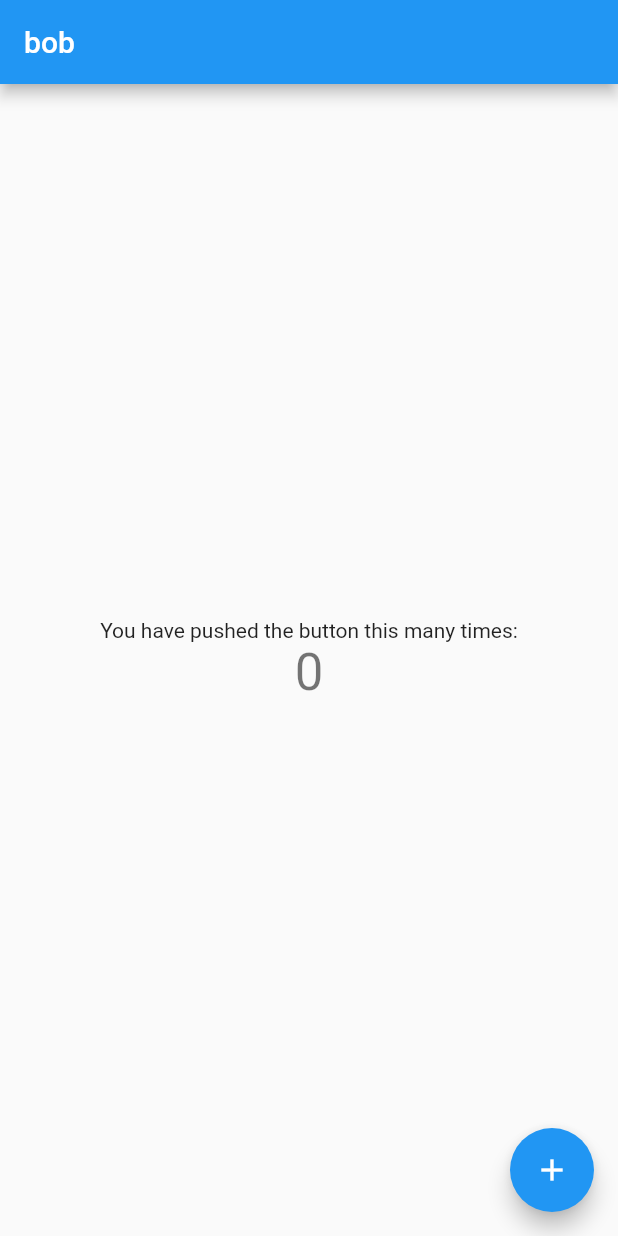
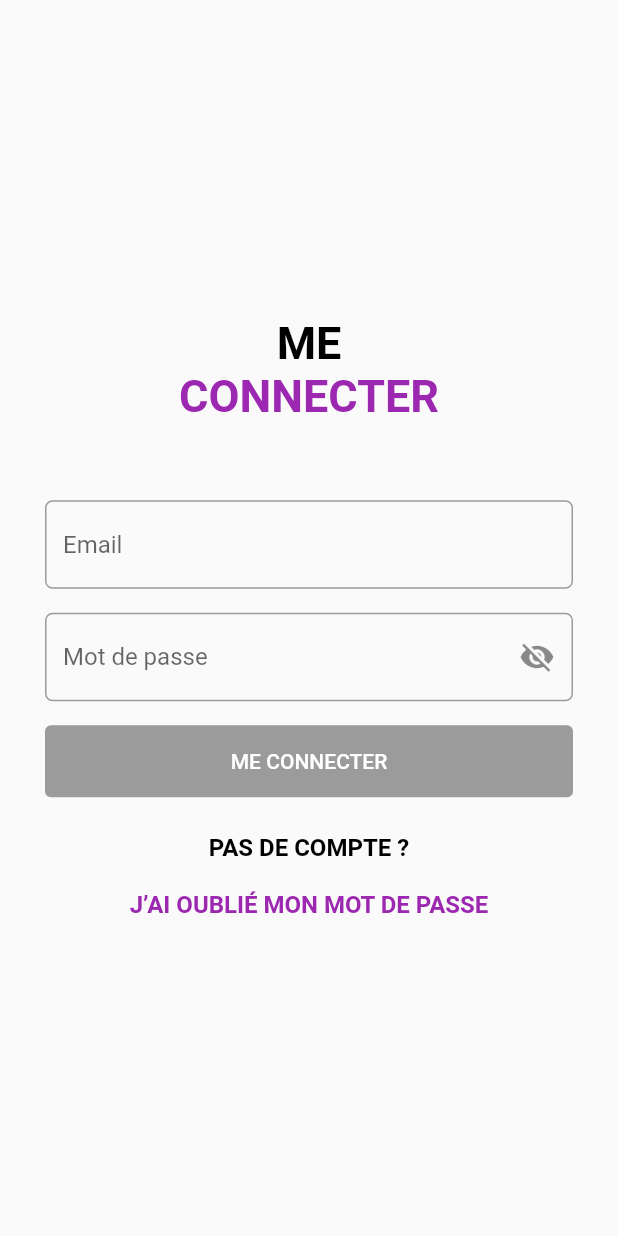
Before and after one commit to ludovicAngenard/e-commerce, a Flutter app: the screen it shows after launch, on a phone screen of 412 x 824 dp. Run offline on Flutter 3.47's test engine with Material 2 defaults, Android fonts, the phone set to English and light mode, and no system bars.

Commit message:
Ajout de la view login - ajout validators email - ajout validators password

```diff
--- a/e_commerce/lib/main.dart
+++ b/e_commerce/lib/main.dart
@@ -1,3 +1,6 @@
+import 'package:e_commerce/screen/login_screen.dart';
+import 'package:e_commerce/screen/forget_pwd_screen.dart';
+//import 'package:e_commerce/screen/signin_screen.dart';
 import 'package:flutter/material.dart';
 
 void main() {
@@ -9,105 +12,12 @@ class MyApp extends StatelessWidget {
   @override
   Widget build(BuildContext context) {
     return MaterialApp(
-      title: 'Flutter Demo',
+      title: 'App E-Commerce',
+      debugShowCheckedModeBanner: false,
       theme: ThemeData(
-        // This is the theme of your application.
-        //
-        // Try running your application with "flutter run". You'll see the
-        // application has a blue toolbar. Then, without quitting the app, try
-        // changing the primarySwatch below to Colors.green and then invoke
-        // "hot reload" (press "r" in the console where you ran "flutter run",
-        // or simply save your changes to "hot reload" in a Flutter IDE).
-        // Notice that the counter didn't reset back to zero; the application
-        // is not restarted.
         primarySwatch: Colors.blue,
       ),
-      home: MyHomePage(title: 'bob'),
+      home: AuthScreen(),
     );
   }
 }
-
-class MyHomePage extends StatefulWidget {
-  MyHomePage({Key key, this.title}) : super(key: key);
-
-  // This widget is the home page of your application. It is stateful, meaning
-  // that it has a State object (defined below) that contains fields that affect
-  // how it looks.
-
-  // This class is the configuration for the state. It holds the values (in this
-  // case the title) provided by the parent (in this case the App widget) and
-  // used by the build method of the State. Fields in a Widget subclass are
-  // always marked "final".
-
-  final String title;
-
-  @override
-  _MyHomePageState createState() => _MyHomePageState();
-}
-
-class _MyHomePageState extends State<MyHomePage> {
-  int _counter = 0;
-
-  void _incrementCounter() {
-    setState(() {
-      // This call to setState tells the Flutter framework that something has
-      // changed in this State, which causes it to rerun the build method below
-      // so that the display can reflect the updated values. If we changed
-      // _counter without calling setState(), then the build method would not be
-      // called again, and so nothing would appear to happen.
-      _counter++;
-    });
-  }
-
-  @override
-  Widget build(BuildContext context) {
-    // This method is rerun every time setState is called, for instance as done
-    // by the _incrementCounter method above.
-    //
-    // The Flutter framework has been optimized to make rerunning build methods
-    // fast, so that you can just rebuild anything that needs updating rather
-    // than having to individually change instances of widgets.
-    return Scaffold(
-      appBar: AppBar(
-        // Here we take the value from the MyHomePage object that was created by
-        // the App.build method, and use it to set our appbar title.
-        title: Text(widget.title),
-      ),
-      body: Center(
-        // Center is a layout widget. It takes a single child and positions it
-        // in the middle of the parent.
-        child: Column(
-          // Column is also a layout widget. It takes a list of children and
-          // arranges them vertically. By default, it sizes itself to fit its
-          // children horizontally, and tries to be as tall as its parent.
-          //
-          // Invoke "debug painting" (press "p" in the console, choose the
-          // "Toggle Debug Paint" action from the Flutter Inspector in Android
-          // Studio, or the "Toggle Debug Paint" command in Visual Studio Code)
-          // to see the wireframe for each widget.
-          //
-          // Column has various properties to control how it sizes itself and
-          // how it positions its children. Here we use mainAxisAlignment to
-          // center the children vertically; the main axis here is the vertical
-          // axis because Columns are vertical (the cross axis would be
-          // horizontal).
-          mainAxisAlignment: MainAxisAlignment.center,
-          children: <Widget>[
-            Text(
-              'You have pushed the button this many times:',
-            ),
-            Text(
-              '$_counter',
-              style: Theme.of(context).textTheme.headline4,
-            ),
-          ],
-        ),
-      ),
-      floatingActionButton: FloatingActionButton(
-        onPressed: _incrementCounter,
-        tooltip: 'Increment',
-        child: Icon(Icons.add),
-      ), // This trailing comma makes auto-formatting nicer for build methods.
-    );
-  }
-}
--- /dev/null
+++ b/e_commerce/lib/screen/login_screen.dart
@@ -0,0 +1,176 @@
+import 'package:flutter/material.dart';
+
+class AuthScreen extends StatefulWidget {
+  final Function(int) onChangedStep;
+
+  const AuthScreen({
+    Key key,
+    this.onChangedStep,
+  }) : super(key: key);
+
+  @override
+  _AuthScreenState createState() => _AuthScreenState();
+}
+
+class _AuthScreenState extends State<AuthScreen> {
+  final GlobalKey<FormState> _formKey = GlobalKey<FormState>();
+  final RegExp emailRegex = RegExp(r"[a-z0-9\._-]+@[a-z0-9\._-]+\.[a-z]+");
+
+  String _email = '';
+  bool _isSecret = true;
+  String _password = '';
+
+  @override
+  Widget build(BuildContext context) {
+    return SafeArea(
+      child: Scaffold(
+        body: Center(
+          child: SingleChildScrollView(
+            padding: EdgeInsets.symmetric(horizontal: 30.0),
+            child: Column(
+              crossAxisAlignment: CrossAxisAlignment.center,
+              children: [
+                RichText(
+                  text: TextSpan(
+                    text: 'Me\n'.toUpperCase(),
+                    style: TextStyle(
+                      color: Colors.black,
+                      fontWeight: FontWeight.bold,
+                      fontSize: 30.0,
+                    ),
+                    children: [
+                      TextSpan(
+                        text: 'Connecter'.toUpperCase(),
+                        style: TextStyle(
+                          color: Colors.purple,
+                          fontWeight: FontWeight.bold,
+                          //fontStyle: FontStyle.italic,
+                        ),
+                      ),
+                    ],
+                  ),
+                  textAlign: TextAlign.center,
+                ),
+                SizedBox(
+                  height: 44.0,
+                ),
+                Form(
+                  key: _formKey,
+                  child: Column(
+                    crossAxisAlignment: CrossAxisAlignment.stretch,
+                    children: [
+                      SizedBox(
+                        height: 8.0,
+                      ),
+                      TextFormField(
+                        onChanged: (value) => setState(() => _email = value),
+                        validator: (value) =>
+                            value.isEmpty || !emailRegex.hasMatch(value)
+                                ? 'Entrez une adresse valide svp !'
+                                : null,
+                        decoration: InputDecoration(
+                            hintText: 'Email',
+                            border: OutlineInputBorder(
+                              borderRadius: BorderRadius.circular(5.0),
+                              borderSide: BorderSide(color: Colors.purple),
+                            ),
+                            focusedBorder: OutlineInputBorder(
+                              borderRadius: BorderRadius.circular(5.0),
+                              borderSide: BorderSide(color: Colors.blueGrey),
+                            )),
+                      ),
+                      SizedBox(
+                        height: 16.0,
+                      ),
+                      TextFormField(
+                        onChanged: (value) => setState(() => _password = value),
+                        validator: (value) => value.length < 6
+                            ? 'Entrez un Mot de Passe (6 caractères minimum)'
+                            : null,
+                        obscureText: _isSecret,
+                        decoration: InputDecoration(
+                            suffixIcon: InkWell(
+                              onTap: () =>
+                                  setState(() => _isSecret = !_isSecret),
+                              child: Icon(
+                                !_isSecret
+                                    ? Icons.visibility
+                                    : Icons.visibility_off,
+                              ),
+                            ),
+                            hintText: 'Mot de passe',
+                            border: OutlineInputBorder(
+                              borderRadius: BorderRadius.circular(5.0),
+                              borderSide: BorderSide(color: Colors.purple),
+                            ),
+                            focusedBorder: OutlineInputBorder(
+                              borderRadius: BorderRadius.circular(5.0),
+                              borderSide: BorderSide(color: Colors.purple),
+                            )),
+                      ),
+                      SizedBox(
+                        height: 16.0,
+                      ),
+                      RaisedButton(
+                        padding: EdgeInsets.symmetric(
+                          vertical: 16.0,
+                        ),
+                        color: Colors.purple,
+                        shape: RoundedRectangleBorder(
+                          borderRadius: BorderRadius.circular(4.0),
+                        ),
+                        onPressed:
+                            !emailRegex.hasMatch(_email) || _password.length < 6
+                                ? null
+                                : () {
+                                    if (_formKey.currentState.validate()) {
+                                      print(_email);
+                                      print(_password);
+
+                                      widget.onChangedStep(1);
+                                    }
+                                  },
+                        child: Text(
+                          'Me Connecter'.toUpperCase(),
+                          style: TextStyle(color: Colors.white),
+                        ),
+                      ),
+                      SizedBox(
+                        height: 5.0,
+                      ),
+                      RichText(
+                        text: TextSpan(
+                          text: '\n'.toUpperCase(),
+                          style: TextStyle(
+                            color: Colors.black,
+                            fontWeight: FontWeight.bold,
+                            fontSize: 16.0,
+                          ),
+                          children: [
+                            TextSpan(
+                              text: 'Pas de compte ?\n'.toUpperCase(),
+                            ),
+                            TextSpan(
+                              text: '\nJ’ai oublié mon mot de passe'
+                                  .toUpperCase(),
+                              style: TextStyle(
+                                color: Colors.purple,
+                                fontWeight: FontWeight.bold,
+                                //fontStyle: FontStyle.italic,
+                              ),
+                            ),
+                          ],
+                        ),
+                        textAlign: TextAlign.center,
+                      ),
+                    ],
+                  ),
+                )
+              ],
+            ),
+          ),
+        ),
+      ),
+    );
+  }
+}
```
Also changed, not shown: e_commerce/pubspec.lock.
